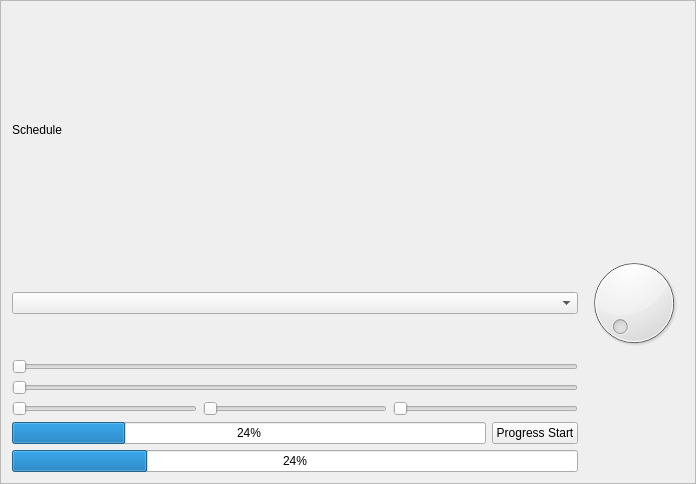
The window that src/views/schedule/schedule.ui (RyotaUnzai/candybox) describes before a commit, drawn with Qt 5.
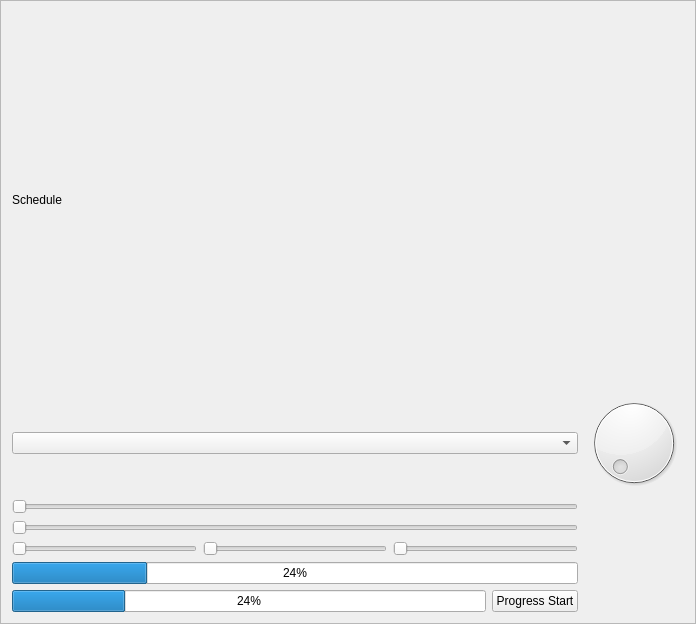
The same window after the commit. Custom widgets are drawn as their Qt base class.

Patch:
```diff
--- a/src/views/schedule/schedule.ui
+++ b/src/views/schedule/schedule.ui
@@ -7,7 +7,7 @@
     <x>0</x>
     <y>0</y>
     <width>696</width>
-    <height>484</height>
+    <height>624</height>
    </rect>
   </property>
   <property name="windowTitle">
@@ -53,24 +53,6 @@
    <item row="9" column="0" colspan="2">
     <layout class="QVBoxLayout" name="QFlowLayout_FlowLayout"/>
    </item>
-   <item row="6" column="0">
-    <layout class="QHBoxLayout" name="horizontalLayout">
-     <item>
-      <widget class="QAbstractProgressCircular" name="AbstractProgressCircular">
-       <property name="value">
-        <number>24</number>
-       </property>
-      </widget>
-     </item>
-     <item>
-      <widget class="QPushButton" name="APC_PushButton">
-       <property name="text">
-        <string>Progress Start</string>
-       </property>
-      </widget>
-     </item>
-    </layout>
-   </item>
    <item row="4" column="0">
     <layout class="QHBoxLayout" name="horizontalLayout_2">
      <item>
@@ -97,11 +79,33 @@
     </layout>
    </item>
    <item row="7" column="0">
-    <widget class="QAbstractProgressCircular" name="AbstractProgressCircularB">
-     <property name="value">
-      <number>24</number>
-     </property>
-    </widget>
+    <layout class="QVBoxLayout" name="verticalLayout">
+     <item>
+      <widget class="QProgressCircular" name="AbstractProgressCircularB">
+       <property name="value">
+        <number>24</number>
+       </property>
+      </widget>
+     </item>
+     <item>
+      <layout class="QHBoxLayout" name="horizontalLayout">
+       <item>
+        <widget class="QAbstractProgressCircular" name="AbstractProgressCircular">
+         <property name="value">
+          <number>24</number>
+         </property>
+        </widget>
+       </item>
+       <item>
+        <widget class="QPushButton" name="APC_PushButton">
+         <property name="text">
+          <string>Progress Start</string>
+         </property>
+        </widget>
+       </item>
+      </layout>
+     </item>
+    </layout>
    </item>
   </layout>
  </widget>
@@ -131,6 +135,11 @@
    <extends>QSlider</extends>
    <header>QCircularSlider.h</header>
   </customwidget>
+  <customwidget>
+   <class>QProgressCircular</class>
+   <extends>QProgressBar</extends>
+   <header>QProgressCircular.h</header>
+  </customwidget>
  </customwidgets>
  <resources/>
  <connections/>
```
Left out of the diff: 2 changed lines with no effect on the pictures.
